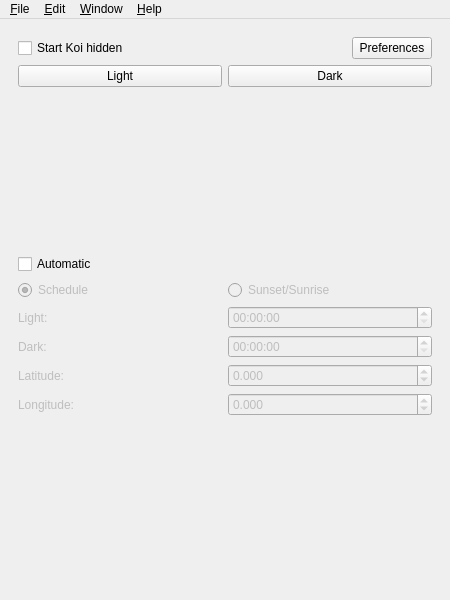
First picture: the form in src/ui/mainwindow.ui, repository baduhai/Koi, before the edit.
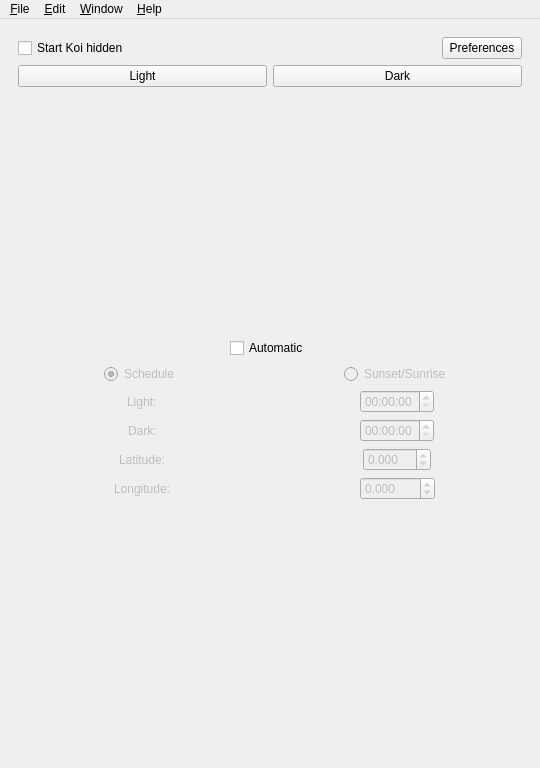
Second picture: the form after the edit. Icons and pictures are not drawn. Custom widgets are drawn as their Qt base class.

Diff of the .ui file:
```diff
--- a/src/ui/mainwindow.ui
+++ b/src/ui/mainwindow.ui
@@ -6,8 +6,8 @@
    <rect>
     <x>0</x>
     <y>0</y>
-    <width>450</width>
-    <height>600</height>
+    <width>540</width>
+    <height>768</height>
    </rect>
   </property>
   <property name="windowTitle">
@@ -19,19 +19,49 @@
   </property>
   <widget class="QWidget" name="centralwidget">
    <layout class="QGridLayout" name="gridLayout">
-    <item row="2" column="0">
-     <widget class="KMessageWidget" name="resMsg"/>
-    </item>
-    <item row="1" column="0">
+    <item row="0" column="0">
      <widget class="QStackedWidget" name="mainStack">
       <property name="currentIndex">
        <number>0</number>
       </property>
       <widget class="QWidget" name="mainPage">
        <layout class="QGridLayout" name="gridLayout_2">
-        <item row="4" column="0">
+        <item row="15" column="0">
+         <layout class="QHBoxLayout" name="latitude">
+          <item alignment="Qt::AlignmentFlag::AlignHCenter">
+           <widget class="QLabel" name="latitudeLabel">
+            <property name="enabled">
+             <bool>false</bool>
+            </property>
+            <property name="text">
+             <string>Latitude:</string>
+            </property>
+           </widget>
+          </item>
+          <item alignment="Qt::AlignmentFlag::AlignHCenter">
+           <widget class="QDoubleSpinBox" name="latitudeDSB">
+            <property name="enabled">
+             <bool>false</bool>
+            </property>
+            <property name="decimals">
+             <number>3</number>
+            </property>
+            <property name="minimum">
+             <double>-90.000000000000000</double>
+            </property>
+            <property name="maximum">
+             <double>90.000000000000000</double>
+            </property>
+            <property name="singleStep">
+             <double>0.050000000000000</double>
+            </property>
+           </widget>
+          </item>
+         </layout>
+        </item>
+        <item row="11" column="0">
          <layout class="QHBoxLayout" name="radioBtns">
-          <item>
+          <item alignment="Qt::AlignmentFlag::AlignHCenter">
            <widget class="QRadioButton" name="scheduleRadioBtn">
             <property name="enabled">
              <bool>false</bool>
@@ -44,7 +74,7 @@
             </property>
            </widget>
           </item>
-          <item>
+          <item alignment="Qt::AlignmentFlag::AlignHCenter">
            <widget class="QRadioButton" name="sunRadioBtn">
             <property name="enabled">
              <bool>false</bool>
@@ -65,41 +95,50 @@
           </item>
          </layout>
         </item>
-        <item row="8" column="0">
-         <layout class="QHBoxLayout" name="latitude">
-          <item>
-           <widget class="QLabel" name="latitudeLabel">
+        <item row="13" column="0">
+         <layout class="QHBoxLayout" name="darkTime">
+          <item alignment="Qt::AlignmentFlag::AlignHCenter">
+           <widget class="QLabel" name="darkTimeLabel">
             <property name="enabled">
              <bool>false</bool>
             </property>
             <property name="text">
-             <string>Latitude:</string>
+             <string>Dark:</string>
             </property>
            </widget>
           </item>
-          <item>
-           <widget class="QDoubleSpinBox" name="latitudeDSB">
+          <item alignment="Qt::AlignmentFlag::AlignHCenter">
+           <widget class="QTimeEdit" name="darkTimeEdit">
             <property name="enabled">
              <bool>false</bool>
             </property>
-            <property name="decimals">
-             <number>3</number>
+           </widget>
+          </item>
+         </layout>
+        </item>
+        <item row="12" column="0">
+         <layout class="QHBoxLayout" name="lightTime">
+          <item alignment="Qt::AlignmentFlag::AlignHCenter">
+           <widget class="QLabel" name="lightTimeLabel">
+            <property name="enabled">
+             <bool>false</bool>
             </property>
-            <property name="minimum">
-             <double>-90.000000000000000</double>
+            <property name="text">
+             <string>Light:</string>
             </property>
-            <property name="maximum">
-             <double>90.000000000000000</double>
+           </widget>
+          </item>
+          <item alignment="Qt::AlignmentFlag::AlignHCenter">
+           <widget class="QTimeEdit" name="lightTimeEdit">
+            <property name="enabled">
+             <bool>false</bool>
             </property>
-            <property name="singleStep">
-             <double>0.050000000000000</double>
-            </property>
            </widget>
           </item>
          </layout>
         </item>
-        <item row="0" column="0">
-         <layout class="QHBoxLayout" name="topSettings">
+        <item row="1" column="0">
+         <layout class="QHBoxLayout" name="horizontalLayout_9">
           <item>
            <widget class="QCheckBox" name="hiddenCheckBox">
             <property name="text">
@@ -110,7 +149,7 @@
           <item>
            <spacer name="horizontalSpacer">
             <property name="orientation">
-             <enum>Qt::Horizontal</enum>
+             <enum>Qt::Orientation::Horizontal</enum>
             </property>
             <property name="sizeHint" stdset="0">
              <size>
@@ -130,63 +169,9 @@
          </layout>
         </item>
         <item row="5" column="0">
-         <layout class="QHBoxLayout" name="lightTime">
-          <item>
-           <widget class="QLabel" name="lightTimeLabel">
-            <property name="enabled">
-             <bool>false</bool>
-            </property>
-            <property name="text">
-             <string>Light:</string>
-            </property>
-           </widget>
-          </item>
-          <item>
-           <widget class="QTimeEdit" name="lightTimeEdit">
-            <property name="enabled">
-             <bool>false</bool>
-            </property>
-           </widget>
-          </item>
-         </layout>
-        </item>
-        <item row="10" column="0">
-         <layout class="QHBoxLayout" name="longitude">
-          <item>
-           <widget class="QLabel" name="longitudeLabel">
-            <property name="enabled">
-             <bool>false</bool>
-            </property>
-            <property name="text">
-             <string>Longitude:</string>
-            </property>
-           </widget>
-          </item>
-          <item>
-           <widget class="QDoubleSpinBox" name="longitudeDSB">
-            <property name="enabled">
-             <bool>false</bool>
-            </property>
-            <property name="decimals">
-             <number>3</number>
-            </property>
-            <property name="minimum">
-             <double>-180.000000000000000</double>
-            </property>
-            <property name="maximum">
-             <double>180.000000000000000</double>
-            </property>
-            <property name="singleStep">
-             <double>0.050000000000000</double>
-            </property>
-           </widget>
-          </item>
-         </layout>
-        </item>
-        <item row="11" column="0">
          <spacer name="verticalSpacer">
           <property name="orientation">
-           <enum>Qt::Vertical</enum>
+           <enum>Qt::Orientation::Vertical</enum>
           </property>
           <property name="sizeHint" stdset="0">
            <size>
@@ -196,7 +181,7 @@
           </property>
          </spacer>
         </item>
-        <item row="1" column="0">
+        <item row="4" column="0">
          <layout class="QHBoxLayout" name="lightDarkBtns">
           <item>
            <widget class="QPushButton" name="lightBtn">
@@ -214,7 +199,53 @@
           </item>
          </layout>
         </item>
-        <item row="3" column="0">
+        <item row="17" column="0">
+         <layout class="QHBoxLayout" name="longitude">
+          <item alignment="Qt::AlignmentFlag::AlignHCenter">
+           <widget class="QLabel" name="longitudeLabel">
+            <property name="enabled">
+             <bool>false</bool>
+            </property>
+            <property name="text">
+             <string>Longitude:</string>
+            </property>
+           </widget>
+          </item>
+          <item alignment="Qt::AlignmentFlag::AlignHCenter">
+           <widget class="QDoubleSpinBox" name="longitudeDSB">
+            <property name="enabled">
+             <bool>false</bool>
+            </property>
+            <property name="decimals">
+             <number>3</number>
+            </property>
+            <property name="minimum">
+             <double>-180.000000000000000</double>
+            </property>
+            <property name="maximum">
+             <double>180.000000000000000</double>
+            </property>
+            <property name="singleStep">
+             <double>0.050000000000000</double>
+            </property>
+           </widget>
+          </item>
+         </layout>
+        </item>
+        <item row="18" column="0">
+         <spacer name="verticalSpacer_2">
+          <property name="orientation">
+           <enum>Qt::Orientation::Vertical</enum>
+          </property>
+          <property name="sizeHint" stdset="0">
+           <size>
+            <width>20</width>
+            <height>40</height>
+           </size>
+          </property>
+         </spacer>
+        </item>
+        <item row="6" column="0" alignment="Qt::AlignmentFlag::AlignHCenter">
          <widget class="QCheckBox" name="autoCheckBox">
           <property name="text">
            <string>Automatic</string>
@@ -224,40 +255,6 @@
           </property>
          </widget>
         </item>
-        <item row="6" column="0">
-         <layout class="QHBoxLayout" name="darkTime">
-          <item>
-           <widget class="QLabel" name="darkTimeLabel">
-            <property name="enabled">
-             <bool>false</bool>
-            </property>
-            <property name="text">
-             <string>Dark:</string>
-            </property>
-           </widget>
-          </item>
-          <item>
-           <widget class="QTimeEdit" name="darkTimeEdit">
-            <property name="enabled">
-             <bool>false</bool>
-            </property>
-           </widget>
-          </item>
-         </layout>
-        </item>
-        <item row="2" column="0">
-         <spacer name="verticalSpacer_2">
-          <property name="orientation">
-           <enum>Qt::Vertical</enum>
-          </property>
-          <property name="sizeHint" stdset="0">
-           <size>
-            <width>20</width>
-            <height>40</height>
-           </size>
-          </property>
-         </spacer>
-        </item>
        </layout>
       </widget>
       <widget class="QWidget" name="settingsPage">
@@ -280,7 +277,7 @@
           <item>
            <spacer name="horizontalSpacer_2">
             <property name="orientation">
-             <enum>Qt::Horizontal</enum>
+             <enum>Qt::Orientation::Horizontal</enum>
             </property>
             <property name="sizeHint" stdset="0">
              <size>
@@ -304,7 +301,7 @@
           <item>
            <spacer name="horizontalSpacer_3">
             <property name="orientation">
-             <enum>Qt::Horizontal</enum>
+             <enum>Qt::Orientation::Horizontal</enum>
             </property>
             <property name="sizeHint" stdset="0">
              <size>
@@ -333,42 +330,42 @@
             <rect>
              <x>0</x>
              <y>0</y>
-             <width>196</width>
-             <height>590</height>
+             <width>491</width>
+             <height>644</height>
             </rect>
            </property>
            <layout class="QFormLayout" name="formLayout">
             <item row="0" column="0" colspan="2">
              <layout class="QVBoxLayout" name="plasmaStyle">
-              <item>
+              <item alignment="Qt::AlignmentFlag::AlignHCenter">
                <widget class="QCheckBox" name="styleCheckBox">
                 <property name="toolTip">
                  <string>This option supersedes Color Scheme and Icon Theme</string>
                 </property>
                 <property name="text">
-                 <string>Plasma Style</string>
+                 <string>Global Theme</string>
                 </property>
                </widget>
               </item>
               <item>
                <layout class="QHBoxLayout" name="horizontalLayout_3">
-                <item>
+                <item alignment="Qt::AlignmentFlag::AlignHCenter">
                  <widget class="QLabel" name="lightStyle">
                   <property name="enabled">
                    <bool>false</bool>
                   </property>
                   <property name="text">
-                   <string>Light:</string>
+                   <string>LIGHT:</string>
                   </property>
                  </widget>
                 </item>
-                <item>
+                <item alignment="Qt::AlignmentFlag::AlignHCenter">
                  <widget class="QLabel" name="darkStyle">
                   <property name="enabled">
                    <bool>false</bool>
                   </property>
                   <property name="text">
-                   <string>Dark:</string>
+                   <string>DARK:</string>
                   </property>
                  </widget>
                 </item>
@@ -396,32 +393,32 @@
             </item>
             <item row="1" column="0" colspan="2">
              <layout class="QVBoxLayout" name="colorScheme">
-              <item>
+              <item alignment="Qt::AlignmentFlag::AlignHCenter">
                <widget class="QCheckBox" name="colorCheckBox">
                 <property name="text">
-                 <string>Color Scheme</string>
+                 <string>Colors</string>
                 </property>
                </widget>
               </item>
               <item>
                <layout class="QHBoxLayout" name="horizontalLayout_5">
-                <item>
+                <item alignment="Qt::AlignmentFlag::AlignHCenter">
                  <widget class="QLabel" name="lightColor">
                   <property name="enabled">
                    <bool>false</bool>
                   </property>
                   <property name="text">
-                   <string>Light:</string>
+                   <string>LIGHT:</string>
                   </property>
                  </widget>
                 </item>
-                <item>
+                <item alignment="Qt::AlignmentFlag::AlignHCenter">
                  <widget class="QLabel" name="darkColor">
                   <property name="enabled">
                    <bool>false</bool>
                   </property>
                   <property name="text">
-                   <string>Dark:</string>
+                   <string>DARK:</string>
                   </property>
                  </widget>
                 </item>
@@ -449,32 +446,32 @@
             </item>
             <item row="2" column="0" colspan="2">
              <layout class="QVBoxLayout" name="iconTheme">
-              <item>
+              <item alignment="Qt::AlignmentFlag::AlignHCenter">
                <widget class="QCheckBox" name="iconCheckBox">
                 <property name="text">
-                 <string>Icon Theme</string>
+                 <string>Icons</string>
                 </property>
                </widget>
               </item>
               <item>
                <layout class="QHBoxLayout" name="horizontalLayout_7">
-                <item>
+                <item alignment="Qt::AlignmentFlag::AlignHCenter">
                  <widget class="QLabel" name="lightIcon">
                   <property name="enabled">
                    <bool>false</bool>
                   </property>
                   <property name="text">
-                   <string>Light:</string>
+                   <string>LIGHT:</string>
                   </property>
                  </widget>
                 </item>
-                <item>
+                <item alignment="Qt::AlignmentFlag::AlignHCenter">
                  <widget class="QLabel" name="darkIcon">
                   <property name="enabled">
                    <bool>false</bool>
                   </property>
                   <property name="text">
-                   <string>Dark:</string>
+                   <string>DARK:</string>
                   </property>
                  </widget>
                 </item>
@@ -502,35 +499,35 @@
             </item>
             <item row="3" column="0" colspan="2">
              <layout class="QVBoxLayout" name="gtkTheme">
-              <item>
+              <item alignment="Qt::AlignmentFlag::AlignHCenter">
                <widget class="QCheckBox" name="gtkCheckBox">
                 <property name="toolTip">
                  <string>GTK applications must be restarted for changes to take effect.</string>
                 </property>
                 <property name="text">
-                 <string>GTK Theme</string>
+                 <string>GNOME/GTK Application Style</string>
                 </property>
                </widget>
               </item>
               <item>
                <layout class="QHBoxLayout" name="horizontalLayout_11">
-                <item>
+                <item alignment="Qt::AlignmentFlag::AlignHCenter">
                  <widget class="QLabel" name="lightGtk">
                   <property name="enabled">
                    <bool>false</bool>
                   </property>
                   <property name="text">
-                   <string>Light:</string>
+                   <string>LIGHT:</string>
                   </property>
                  </widget>
                 </item>
-                <item>
+                <item alignment="Qt::AlignmentFlag::AlignHCenter">
                  <widget class="QLabel" name="darkGtk">
                   <property name="enabled">
                    <bool>false</bool>
                   </property>
                   <property name="text">
-                   <string>Dark:</string>
+                   <string>DARK:</string>
                   </property>
                  </widget>
                 </item>
@@ -558,7 +555,7 @@
             </item>
             <item row="6" column="0" colspan="2">
              <layout class="QVBoxLayout" name="wallpaper">
-              <item>
+              <item alignment="Qt::AlignmentFlag::AlignHCenter">
                <widget class="QCheckBox" name="wallCheckBox">
                 <property name="text">
                  <string>Wallpaper</string>
@@ -567,23 +564,23 @@
               </item>
               <item>
                <layout class="QHBoxLayout" name="horizontalLayout_13">
-                <item>
+                <item alignment="Qt::AlignmentFlag::AlignHCenter">
                  <widget class="QLabel" name="lightWall">
                   <property name="enabled">
                    <bool>false</bool>
                   </property>
                   <property name="text">
-                   <string>Light:</string>
+                   <string>LIGHT:</string>
                   </property>
                  </widget>
                 </item>
-                <item>
+                <item alignment="Qt::AlignmentFlag::AlignHCenter">
                  <widget class="QLabel" name="darkWall">
                   <property name="enabled">
                    <bool>false</bool>
                   </property>
                   <property name="text">
-                   <string>Dark:</string>
+                   <string>DARK:</string>
                   </property>
                  </widget>
                 </item>
@@ -629,7 +626,7 @@
             </item>
             <item row="5" column="0" colspan="2">
              <layout class="QVBoxLayout" name="kvantumStyle">
-              <item>
+              <item alignment="Qt::AlignmentFlag::AlignHCenter">
                <widget class="QCheckBox" name="kvantumStyleCheckBox">
                 <property name="text">
                  <string>Kvantum Style</string>
@@ -638,23 +635,23 @@
               </item>
               <item>
                <layout class="QHBoxLayout" name="horizontalLayout_10">
-                <item>
+                <item alignment="Qt::AlignmentFlag::AlignHCenter">
                  <widget class="QLabel" name="lightKvantumStyle">
                   <property name="enabled">
                    <bool>false</bool>
                   </property>
                   <property name="text">
-                   <string>Light:</string>
+                   <string>LIGHT:</string>
                   </property>
                  </widget>
                 </item>
-                <item>
+                <item alignment="Qt::AlignmentFlag::AlignHCenter">
                  <widget class="QLabel" name="darkKvantumStyle">
                   <property name="enabled">
                    <bool>false</bool>
                   </property>
                   <property name="text">
-                   <string>Dark:</string>
+                   <string>DARK:</string>
                   </property>
                  </widget>
                 </item>
@@ -688,6 +685,9 @@
       </widget>
      </widget>
     </item>
+    <item row="1" column="0">
+     <widget class="KMessageWidget" name="resMsg"/>
+    </item>
    </layout>
   </widget>
   <widget class="QMenuBar" name="menubar">
@@ -695,8 +695,8 @@
     <rect>
      <x>0</x>
      <y>0</y>
-     <width>450</width>
-     <height>30</height>
+     <width>540</width>
+     <height>33</height>
     </rect>
    </property>
    <widget class="QMenu" name="menuFile">
@@ -783,7 +783,7 @@
      <normaloff>.</normaloff>.</iconset>
    </property>
    <property name="text">
-    <string>Restart</string>
+    <string>&amp;Restart</string>
    </property>
    <property name="shortcut">
     <string>Ctrl+R</string>
```
